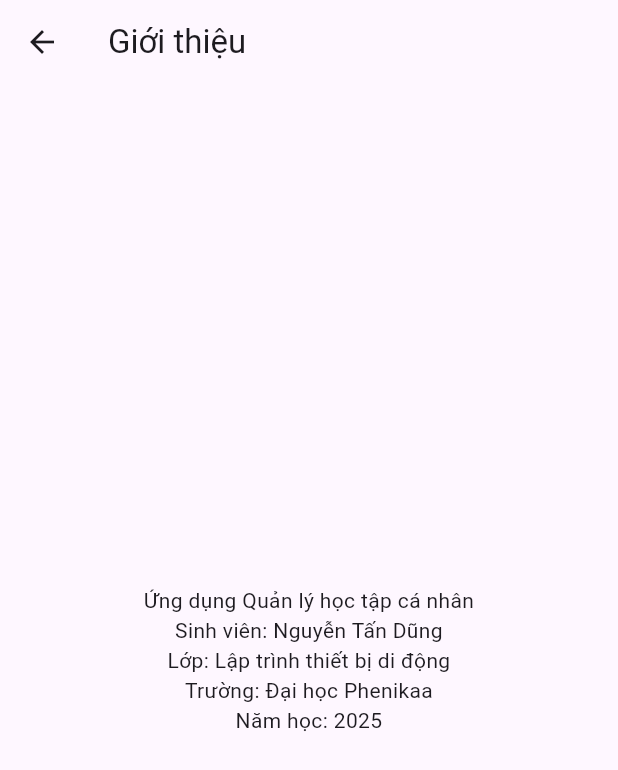
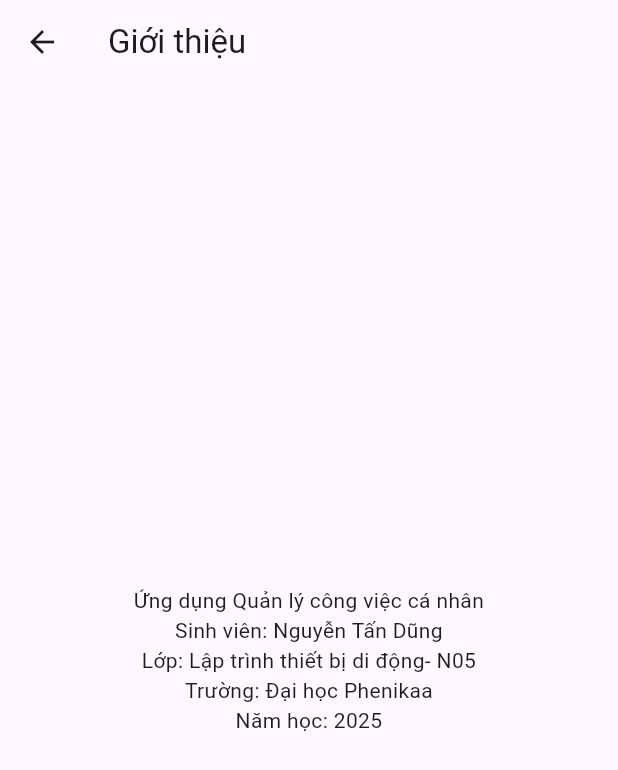
Before and after one commit to Zephyr054/2025_LTTBDD_N05_Nhom_7, a Flutter app: the AboutScreen screen opened directly, on a phone screen of 412 x 824 dp. Shown: the top 770 px of the screen. Run offline on Flutter 3.47's test engine with Material 3 defaults, Android fonts, the phone set to English and light mode, and no system bars.

Commit message:
Update about_screen.dart

```diff
--- a/lib/screens/about_screen.dart
+++ b/lib/screens/about_screen.dart
@@ -11,9 +11,9 @@ class AboutScreen extends StatelessWidget {
         child: Padding(
           padding: EdgeInsets.all(16),
           child: Text(
-            'Ứng dụng Quản lý học tập cá nhân\n'
+            'Ứng dụng Quản lý công việc cá nhân\n'
             'Sinh viên: Nguyễn Tấn Dũng\n'
-            'Lớp: Lập trình thiết bị di động\n'
+            'Lớp: Lập trình thiết bị di động- N05\n'
             'Trường: Đại học Phenikaa\n'
             'Năm học: 2025',
             textAlign: TextAlign.center,
```
